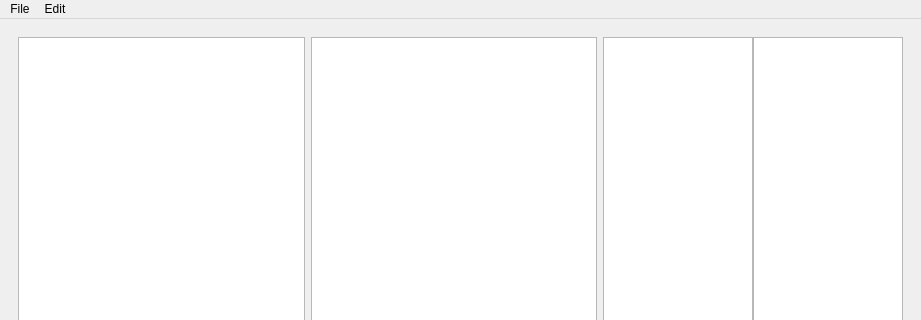
Before: the Qt Designer form ui/tag_tree_management.ui in djasoid/pixiv_pictures_manager, drawn with Qt 5; both pictures show x 0 to 921 and y 0 to 320 of the 921 by 750 pixel window.
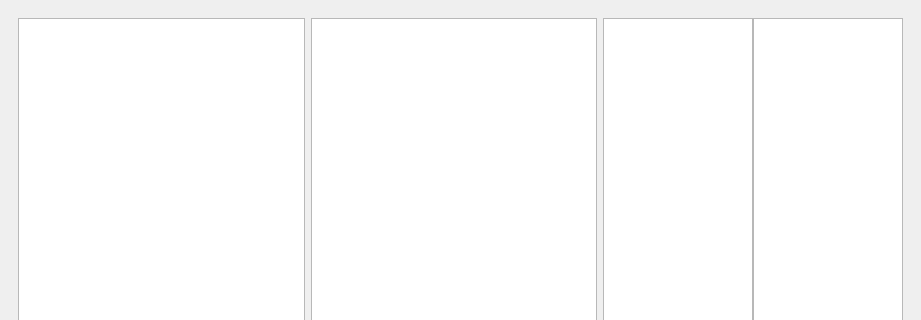
After: the same form once the commit is applied. Custom widgets are drawn as their Qt base class.

Commit message: add CSV parsing functionality and refactor tag management controller

Patch:
```diff
--- a/ui/tag_tree_management.ui
+++ b/ui/tag_tree_management.ui
@@ -369,32 +369,6 @@
     </item>
    </layout>
   </widget>
-  <widget class="QMenuBar" name="menubar">
-   <property name="geometry">
-    <rect>
-     <x>0</x>
-     <y>0</y>
-     <width>921</width>
-     <height>21</height>
-    </rect>
-   </property>
-   <widget class="QMenu" name="menu">
-    <property name="title">
-     <string>File</string>
-    </property>
-    <addaction name="actionOpen"/>
-    <addaction name="actionSave"/>
-   </widget>
-   <widget class="QMenu" name="menuEdit">
-    <property name="title">
-     <string>Edit</string>
-    </property>
-    <addaction name="actionUndo"/>
-    <addaction name="actionRedo"/>
-   </widget>
-   <addaction name="menu"/>
-   <addaction name="menuEdit"/>
-  </widget>
   <widget class="QStatusBar" name="statusbar"/>
   <action name="actionOpen">
    <property name="text">
```
Left out of the diff: 31 changed lines with no effect on the pictures. The commit also changes 5 other files.
